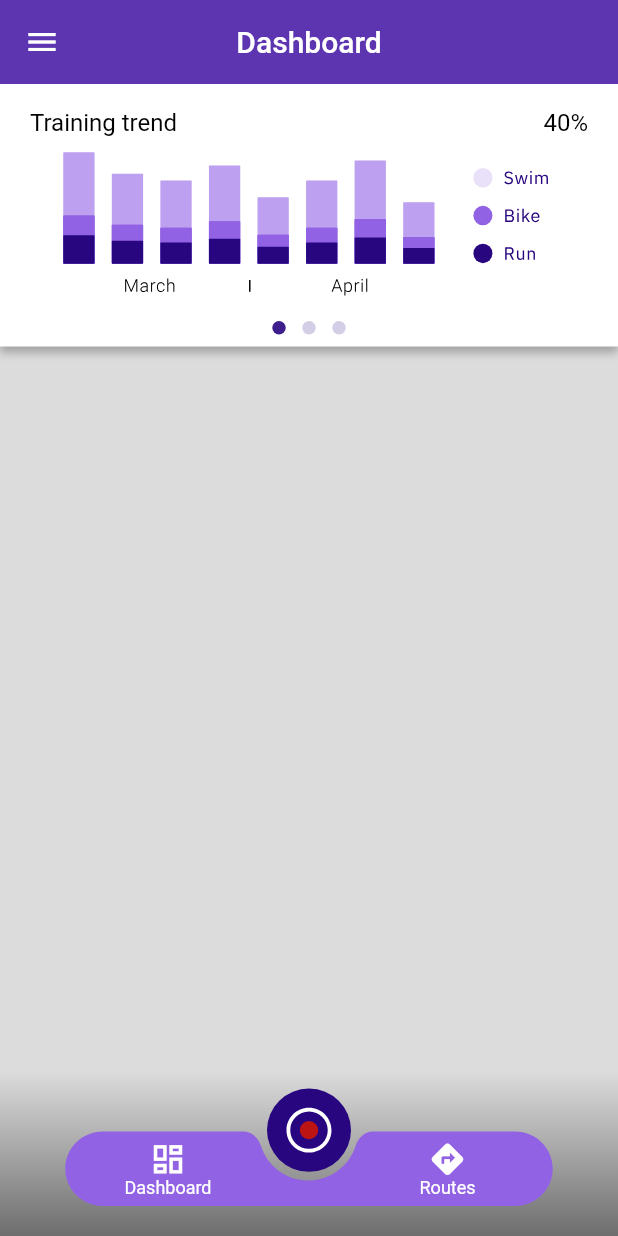
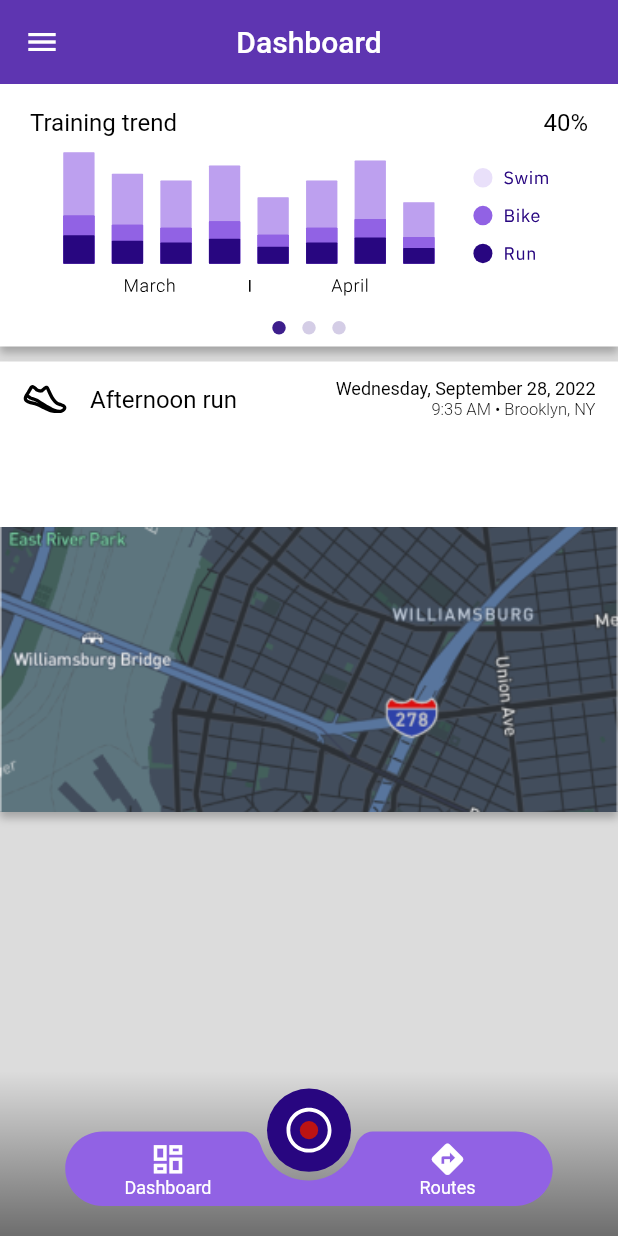
Before and after one commit to gabdeum/race_tracker, a Flutter app: the screen it shows after launch, on a phone screen of 412 x 824 dp. Run offline on Flutter 3.47's test engine with Material 2 defaults, Android fonts, the phone set to English and light mode, and no system bars; drawn by our look-alikes of carousel_slider; our stand-ins replace flutter_svg, location, sqflite; accounts and stored records are empty.

Commit message:
Activity card: Started with title and map placeholder

```diff
--- a/lib/pages/dashboard.dart
+++ b/lib/pages/dashboard.dart
@@ -1,6 +1,9 @@
 import 'package:flutter/material.dart';
-import '../services/bottom_bar.dart';
-import '../services/carousel.dart';
+import 'package:flutter_svg/flutter_svg.dart';
+import '../services/activity.dart';
+import '../widgets/bottom_bar.dart';
+import '../widgets/carousel.dart';
+import '../services/colors.dart';
 
 class Dashboard extends StatelessWidget {
 
@@ -17,6 +20,12 @@ class Dashboard extends StatelessWidget {
     "1000mSwim" : DateTime(1970, 1, 1, 0, 44, 10),
   };
 
+  final List<Activity> activityHistory = [
+    Activity(activityId: 'activity01', activityName: 'Afternoon run', activityType: 'run', activityDateTime: DateTime(1991, 3, 7, 23, 50), activityLocation: {"locationName" : "Versailles, FR"}, activityDistance: 13400, activityMovingTime: 6456),
+    Activity(activityId: 'activity02', activityName: 'Morning bike', activityType: 'bike', activityDateTime: DateTime(1994, 11, 9, 9, 35), activityLocation: {"locationName" : "Marseille, FR"}, activityDistance: 35309, activityMovingTime: 7145),
+    Activity(activityId: 'activity03', activityName: 'Noon swim', activityType: 'swim', activityDateTime: DateTime(2024, 5, 4, 12, 13), activityLocation: {"locationName" : "Brooklyn, NY"}, activityDistance: 530, activityMovingTime: 2124),
+  ];
+
   @override
   Widget build(BuildContext context) {
 
@@ -29,6 +38,34 @@ class Dashboard extends StatelessWidget {
       body: Column(
         children: [
           CarouselWithIndicator(context: context, trainingTrend: 40, personalBestTimes: personalBestTimes,),
+          const SizedBox(height: 10,),
+          Container(
+            height: 300,
+            decoration: const BoxDecoration(
+              color: primaryTextColor,
+              boxShadow: [BoxShadow(color: Color.fromRGBO(0, 0, 0, 0.25), blurRadius: 4.0, spreadRadius: 0.0, offset: Offset(0, 4.0),)],
+            ),
+            child: Column(children: [
+              const SizedBox(height: 5,),
+              Row(crossAxisAlignment: CrossAxisAlignment.center ,children: [
+                const SizedBox(width: 10,),
+                SvgPicture.asset('assets/custom_icons/${activityHistory[0].activityType}_icon.svg', width: 40,),
+                const SizedBox(width: 10,),
+                Text(activityHistory[0].activityName, style: Theme.of(context).textTheme.titleMedium,),
+                const Expanded(child: SizedBox(height: 40,)),
+                Column(crossAxisAlignment: CrossAxisAlignment.end,children: [
+                    Text('Wednesday, September 28, 2022', style: Theme.of(context).textTheme.bodySmall, textAlign: TextAlign.end,),
+                    Text('9:35 AM • Brooklyn, NY', style: Theme.of(context).textTheme.labelMedium, textAlign: TextAlign.end,)
+                  ],),
+                const SizedBox(width: 15,),
+              ],),
+              Expanded(child: Row(crossAxisAlignment: CrossAxisAlignment.center, mainAxisAlignment: MainAxisAlignment.spaceEvenly,
+                children: [
+
+                ],)),
+              Image.asset('assets/placeholders/routeMap.png', width: MediaQuery.of(context).size.width, height: 190, fit: BoxFit.cover,)
+            ],),
+          ),
         ],
       )
     );
--- /dev/null
+++ b/lib/services/activity.dart
@@ -0,0 +1,14 @@
+class Activity {
+
+  final String activityId; // used to retrieve route details in DB, images in storage...
+  final String activityName;
+  final String activityType; // run, bike or swim
+  final DateTime activityDateTime; // DateTime from the start of the activity
+  final Map<String,dynamic> activityLocation; // Map of location details (lat, lon, place name like "Brooklyn, NY")
+  final int activityDistance; // distance in meters
+  final int activityMovingTime; // elapsed time in seconds
+
+  Activity({required this.activityId, required this.activityName, required this.activityType, required this.activityDateTime,
+    required this.activityLocation, required this.activityDistance, required this.activityMovingTime});
+
+}
--- a/lib/services/bottom_bar.dart
+++ b/lib/widgets/bottom_bar.dart
@@ -1,6 +1,6 @@
 import 'package:flutter/material.dart';
 import 'package:flutter_svg/svg.dart';
-import 'colors.dart';
+import '../services/colors.dart';
 
 class BottomBar extends StatelessWidget {
   const BottomBar({
--- a/lib/services/carousel.dart
+++ b/lib/widgets/carousel.dart
@@ -2,7 +2,7 @@ import 'package:carousel_slider/carousel_slider.dart';
 import 'package:flutter/material.dart';
 import 'package:flutter_svg/svg.dart';
 
-import 'colors.dart';
+import '../services/colors.dart';
 
 class CarouselWithIndicator extends StatefulWidget {
 
```
Also changed, not shown: assets/placeholders/routeMap.png (added).
